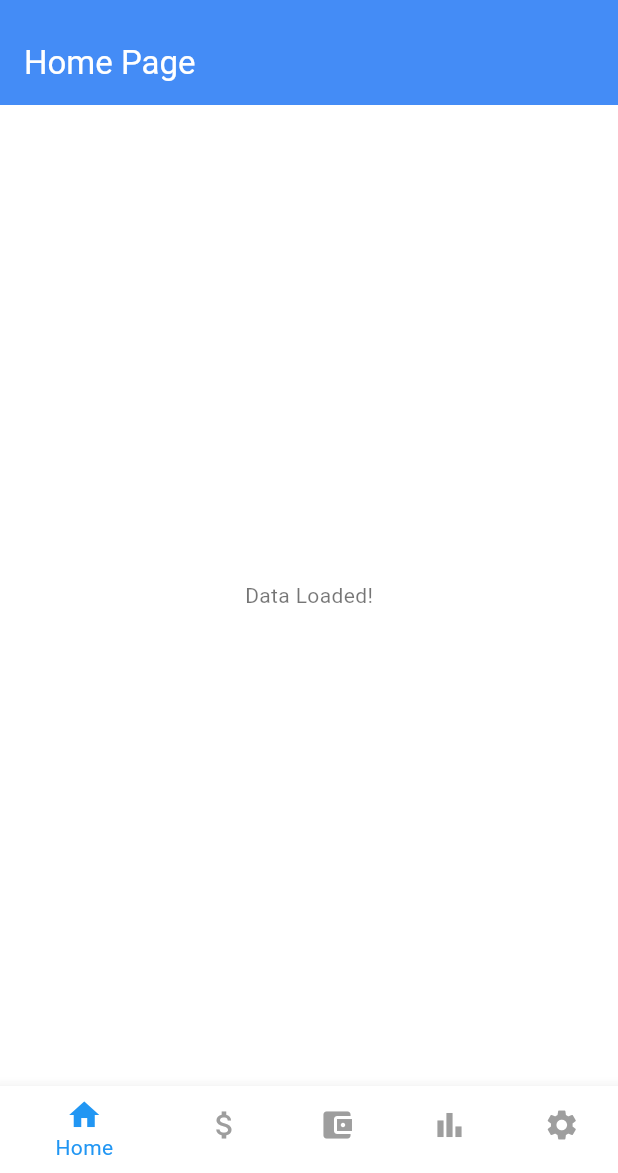
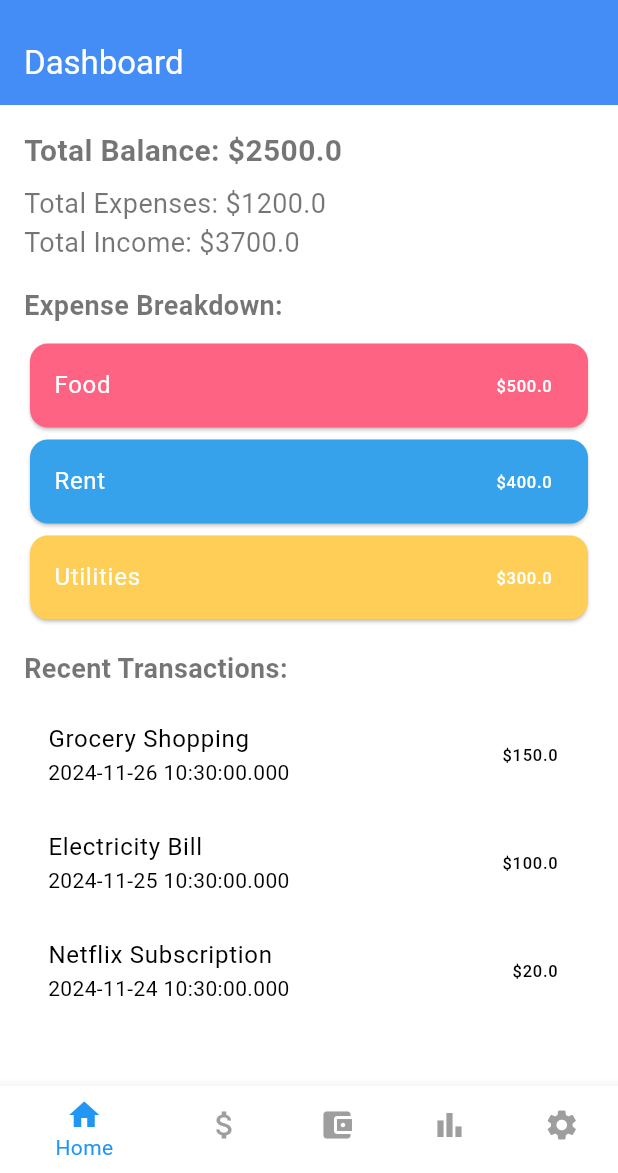
Before and after one commit to Soli1065/BudgetBuddy, a Flutter app: the screen it shows after launch, on a phone screen of 412 x 824 dp, the part 63-1236 px from its top. Run offline on Flutter 3.47's test engine with Material 3 defaults, Android fonts, the phone set to English and light mode, and no system bars; our stand-ins replace dio, flutter_riverpod.

Commit message:
#network module

```diff
--- a/lib/src/features/base/base.dart
+++ b/lib/src/features/base/base.dart
@@ -1,4 +1,5 @@
 import 'package:budget_buddy/src/core/ui/drawer/drawer.dart';
+import 'package:budget_buddy/src/features/dashboard/presentation/pages/dashboard_page.dart';
 import 'package:budget_buddy/src/features/home/home.dart';
 import 'package:budget_buddy/src/features/settings/settings.dart';
 import 'package:flutter/material.dart';
@@ -16,7 +17,7 @@ class _BasePageState extends State<BasePage> {
   int _selectedIndex = 0;
 
   static final List<Widget> _widgetOptions = <Widget>[
-    HomePage(),
+    DashboardPage(),
     ExpenseListPage(),
     Text('Budget'),
     Text('Reports'),
--- /dev/null
+++ b/lib/src/features/dashboard/data/models/dashboard_data_model.dart
@@ -0,0 +1,41 @@
+class DashboardDataModel {
+  final double totalBalance;
+  final double totalExpenses;
+  final double totalIncome;
+  final List<ExpenseCategorySummary> expenseSummaries; // Breakdown of expenses by category
+  final List<Transaction> recentTransactions;         // Recent transactions for the dashboard
+
+  DashboardDataModel({
+    required this.totalBalance,
+    required this.totalExpenses,
+    required this.totalIncome,
+    required this.expenseSummaries,
+    required this.recentTransactions,
+  });
+}
+
+class ExpenseCategorySummary {
+  final String category;
+  final double amount;
+  final String color; // Hex color code for visual representation (e.g., charts)
+
+  ExpenseCategorySummary({
+    required this.category,
+    required this.amount,
+    required this.color,
+  });
+}
+
+class Transaction {
+  final String id;
+  final String title;
+  final double amount;
+  final DateTime date;
+
+  Transaction({
+    required this.id,
+    required this.title,
+    required this.amount,
+    required this.date,
+  });
+}
--- /dev/null
+++ b/lib/src/features/dashboard/data/repositories/dashboard_repository.dart
@@ -0,0 +1,33 @@
+import 'package:flutter_riverpod/flutter_riverpod.dart';
+import '../models/dashboard_data_model.dart';
+import '../services/dashboard_service.dart';
+
+final dashboardRepositoryProvider = Provider<DashboardRepository>((ref) {
+  return DashboardRepository(ref.read(dashboardServiceProvider));
+});
+
+class DashboardRepository {
+  final DashboardService _service;
+
+  DashboardRepository(this._service);
+
+  Future<DashboardDataModel> fetchDashboardData() async {
+    // Mocking data for now
+    await Future.delayed(const Duration(seconds: 1)); // Simulating network delay
+    return DashboardDataModel(
+      totalBalance: 2500.0,
+      totalExpenses: 1200.0,
+      totalIncome: 3700.0,
+      expenseSummaries: [
+        ExpenseCategorySummary(category: 'Food', amount: 500.0, color: '#FF6384'),
+        ExpenseCategorySummary(category: 'Rent', amount: 400.0, color: '#36A2EB'),
+        ExpenseCategorySummary(category: 'Utilities', amount: 300.0, color: '#FFCE56'),
+      ],
+      recentTransactions: [
+        Transaction(id: '1', title: 'Grocery Shopping', amount: 150.0, date: DateTime.now()),
+        Transaction(id: '2', title: 'Electricity Bill', amount: 100.0, date: DateTime.now().subtract(const Duration(days: 1))),
+        Transaction(id: '3', title: 'Netflix Subscription', amount: 20.0, date: DateTime.now().subtract(const Duration(days: 2))),
+      ],
+    );
+  }
+}
--- /dev/null
+++ b/lib/src/features/dashboard/presentation/pages/dashboard_page.dart
@@ -0,0 +1,78 @@
+import 'package:flutter/material.dart';
+import 'package:flutter_riverpod/flutter_riverpod.dart';
+
+import '../../data/models/dashboard_data_model.dart';
+import '../../data/providers/dashboard_provider.dart';
+
+class DashboardPage extends ConsumerWidget {
+  const DashboardPage({Key? key}) : super(key: key);
+
+  @override
+  Widget build(BuildContext context, WidgetRef ref) {
+    final dashboardState = ref.watch(dashboardProvider);
+
+    return Scaffold(
+      appBar: AppBar(
+        title: const Text('Dashboard'),
+      ),
+      body: dashboardState.when(
+        data: (data) => _buildDashboardContent(data),
+        loading: () => const Center(child: CircularProgressIndicator()),
+        error: (error, _) => Center(child: Text('Error: $error')),
+      ),
+    );
+  }
+
+  Widget _buildDashboardContent(DashboardDataModel data) {
+    return SingleChildScrollView(
+      padding: const EdgeInsets.all(16.0),
+      child: Column(
+        crossAxisAlignment: CrossAxisAlignment.start,
+        children: [
+          Text('Total Balance: \$${data.totalBalance}', style: const TextStyle(fontSize: 20, fontWeight: FontWeight.bold)),
+          const SizedBox(height: 8),
+          Text('Total Expenses: \$${data.totalExpenses}', style: const TextStyle(fontSize: 18)),
+          Text('Total Income: \$${data.totalIncome}', style: const TextStyle(fontSize: 18)),
+          const SizedBox(height: 16),
+          const Text('Expense Breakdown:', style: TextStyle(fontSize: 18, fontWeight: FontWeight.bold)),
+          const SizedBox(height: 8),
+          _buildExpenseSummary(data.expenseSummaries),
+          const SizedBox(height: 16),
+          const Text('Recent Transactions:', style: TextStyle(fontSize: 18, fontWeight: FontWeight.bold)),
+          const SizedBox(height: 8),
+          _buildRecentTransactions(data.recentTransactions),
+        ],
+      ),
+    );
+  }
+
+  Widget _buildExpenseSummary(List<ExpenseCategorySummary> summaries) {
+    return Column(
+      children: summaries
+          .map(
+            (summary) => Card(
+          color: Color(int.parse('0xFF${summary.color.substring(1)}')),
+          child: ListTile(
+            title: Text(summary.category, style: const TextStyle(color: Colors.white)),
+            trailing: Text('\$${summary.amount}', style: const TextStyle(color: Colors.white)),
+          ),
+        ),
+      )
+          .toList(),
+    );
+  }
+
+  Widget _buildRecentTransactions(List<Transaction> transactions) {
+    return Column(
+      children: transactions
+          .map(
+            (transaction) => ListTile(
+          title: Text(transaction.title),
+          subtitle: Text(transaction.date.toString()),
+          trailing: Text('\$${transaction.amount}'),
+        ),
+      )
+          .toList(),
+    );
+  }
+}
--- /dev/null
+++ b/lib/src/network/api_endpoints.dart
@@ -0,0 +1,23 @@
+/// A centralized class to manage all API endpoint URLs.
+/// This helps in avoiding hardcoding URLs across the app, making updates easier.
+class ApiEndpoints {
+  // Base URL for the API
+  static const String baseUrl = "https://api.example.com";
+
+  // Authentication endpoints
+  static const String login = "$baseUrl/auth/login";
+  static const String register = "$baseUrl/auth/register";
+  static const String refreshToken = "$baseUrl/auth/refresh-token";
+
+  // Expense feature endpoints
+  static const String getExpenses = "$baseUrl/expenses";
+  static const String addExpense = "$baseUrl/expenses/add";
+  static const String updateExpense = "$baseUrl/expenses/update";
+  static const String deleteExpense = "$baseUrl/expenses/delete";
+
+  // Dashboard feature endpoints
+  static const String dashboardSummary = "$baseUrl/dashboard/summary";
+  static const String dashboardCharts = "$baseUrl/dashboard/charts";
+
+// Additional endpoints can be added here as needed
+}
--- a/pubspec.yaml
+++ b/pubspec.yaml
@@ -17,6 +17,7 @@ dependencies:
   cupertino_icons: ^1.0.6
   flutter_riverpod: ^2.5.1
   riverpod_annotation: ^2.3.5
+  dio: ^5.7.0
 
 dev_dependencies:
   flutter_test:
```
Also changed, not shown: lib/src/features/dashboard/data/providers/dashboard_provider.dart (added, +25 -0 lines), lib/src/features/dashboard/data/services/dashboard_service.dart (added, +13 -0 lines), lib/src/network/api_result.dart (added, +27 -0 lines), lib/src/network/dio_client.dart (added, +78 -0 lines), lib/src/network/dio_interceptors.dart (added, +54 -0 lines), lib/src/network/network_exceptions.dart (added, +53 -0 lines), lib/src/network/network_helper.dart (added, +85 -0 lines), lib/src/network/network_response.dart (added, +38 -0 lines), pubspec.lock.
